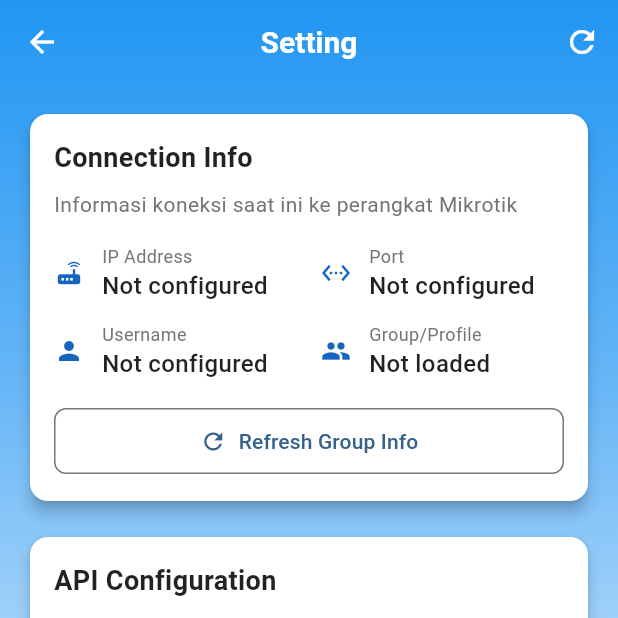
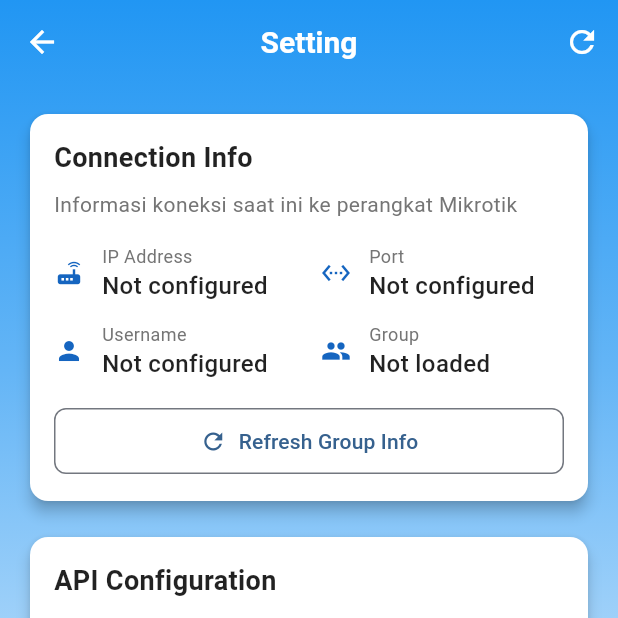
Before and after one commit to hasanmahfudh11211/Monitoring-PPPoE-Mikrotik-Flutter, a Flutter app: the SettingScreen screen opened by its route, after a tap on "Notifikasi", on a phone screen of 412 x 824 dp, the top half of it. Run offline on Flutter 3.47's test engine with Material 3 defaults, Android fonts, the phone set to English and light mode, and no system bars; our stand-ins replace flutter_markdown, image_picker, month_picker_dialog, open_file, package_info_plus, pdf and 4 more; missing offline and left inert: android_intent_plus, excel; accounts and stored records are empty.

Commit message:
Update setting_screen.dart

```diff
--- a/lib/screens/setting_screen.dart
+++ b/lib/screens/setting_screen.dart
@@ -288,7 +288,7 @@ class _SettingScreenState extends State<SettingScreen> {
                                 const SizedBox(height: 12),
                                 _buildInfoRow(
                                     Icons.group,
-                                    'Group/Profile',
+                                    'Group',
                                     _loadingGroup
                                         ? 'Loading...'
                                         : (_currentUserGroup.isEmpty
```
